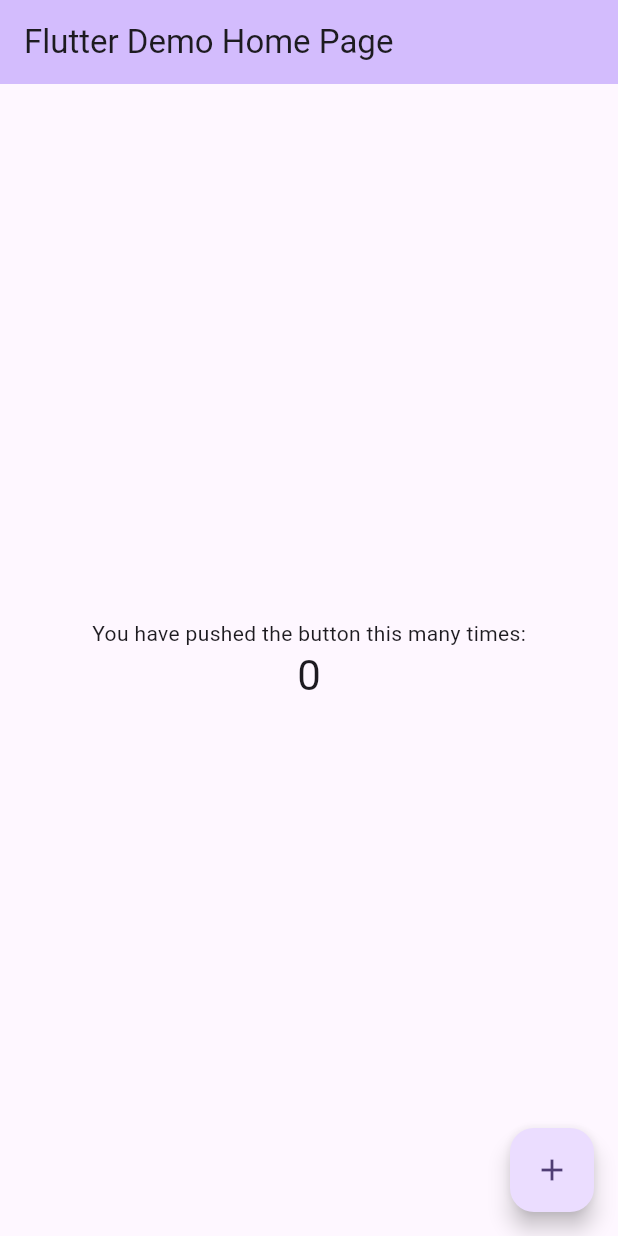
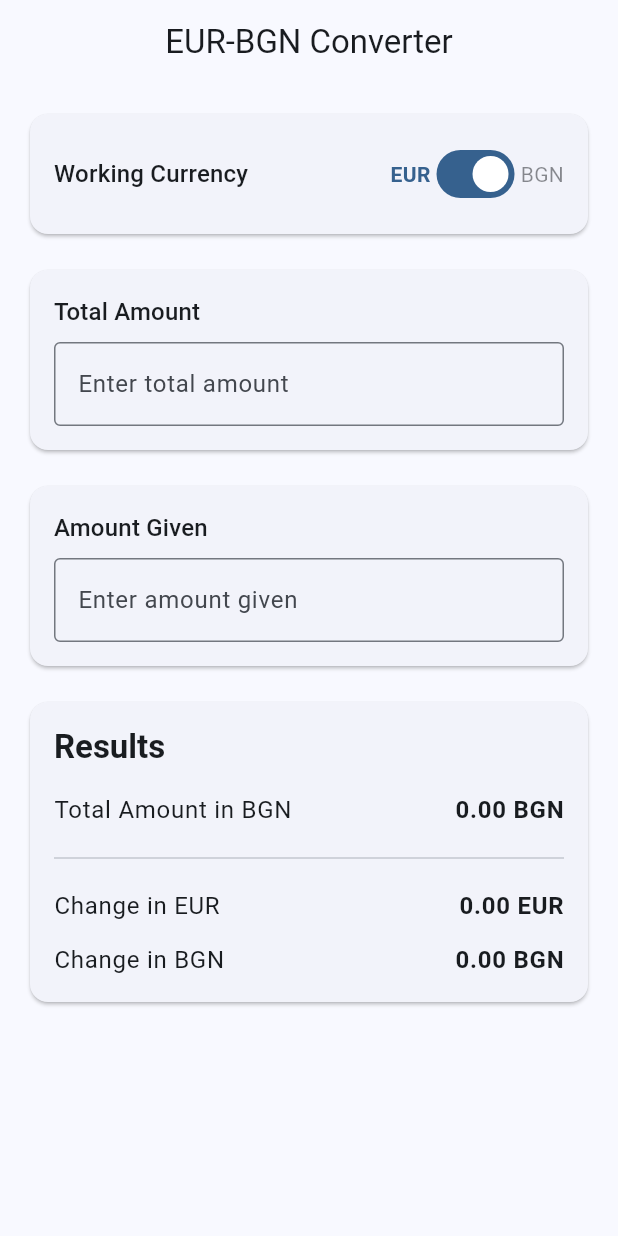
Before and after one commit to bogui/change-calculator, a Flutter app: the screen it shows after launch, on a phone screen of 412 x 824 dp. Run offline on Flutter 3.47's test engine with Material 3 defaults, Android fonts, the light colour scheme and no system bars.

Commit message:
Add ConverterScreen for EUR-BGN currency conversion functionality

```diff
--- /dev/null
+++ b/lib/converter_screen.dart
@@ -0,0 +1,306 @@
+import 'package:flutter/material.dart';
+import 'package:flutter/services.dart';
+
+/// Fixed exchange rate: 1 EUR = 1.95583 BGN (Bulgaria's official transition rate)
+const double _exchangeRate = 1.95583;
+
+class ConverterScreen extends StatefulWidget {
+  const ConverterScreen({super.key});
+
+  @override
+  State<ConverterScreen> createState() => _ConverterScreenState();
+}
+
+class _ConverterScreenState extends State<ConverterScreen> {
+  final TextEditingController _totalAmountController = TextEditingController();
+  final TextEditingController _amountGivenController = TextEditingController();
+
+  /// true = EUR, false = BGN
+  bool _isEurSelected = true;
+
+  @override
+  void initState() {
+    super.initState();
+    _totalAmountController.addListener(_updateCalculations);
+    _amountGivenController.addListener(_updateCalculations);
+  }
+
+  @override
+  void dispose() {
+    _totalAmountController.dispose();
+    _amountGivenController.dispose();
+    super.dispose();
+  }
+
+  void _updateCalculations() {
+    setState(() {});
+  }
+
+  /// Converts EUR to BGN
+  double _convertEurToBgn(double eur) => eur * _exchangeRate;
+
+  /// Converts BGN to EUR
+  double _convertBgnToEur(double bgn) => bgn / _exchangeRate;
+
+  /// Parses a string to double, returns null if invalid
+  double? _parseAmount(String? value) {
+    if (value == null || value.isEmpty) return null;
+    final parsed = double.tryParse(value);
+    return parsed;
+  }
+
+  /// Formats a number to 2 decimal places for currency display
+  String _formatCurrency(double? value) {
+    if (value == null) return '0.00';
+    return value.toStringAsFixed(2);
+  }
+
+  @override
+  Widget build(BuildContext context) {
+    final totalAmount = _parseAmount(_totalAmountController.text);
+    final amountGiven = _parseAmount(_amountGivenController.text);
+
+    // Calculate total amount in other currency
+    double? totalInOtherCurrency;
+    if (totalAmount != null) {
+      if (_isEurSelected) {
+        totalInOtherCurrency = _convertEurToBgn(totalAmount);
+      } else {
+        totalInOtherCurrency = _convertBgnToEur(totalAmount);
+      }
+    }
+
+    // Calculate change
+    double? changeInSelectedCurrency;
+    double? changeInOtherCurrency;
+    if (totalAmount != null && amountGiven != null) {
+      changeInSelectedCurrency = amountGiven - totalAmount;
+      if (_isEurSelected) {
+        changeInOtherCurrency = _convertEurToBgn(changeInSelectedCurrency);
+      } else {
+        changeInOtherCurrency = _convertBgnToEur(changeInSelectedCurrency);
+      }
+    }
+
+    return Scaffold(
+      appBar: AppBar(title: const Text('EUR-BGN Converter'), centerTitle: true),
+      body: SafeArea(
+        child: SingleChildScrollView(
+          padding: const EdgeInsets.all(16.0),
+          child: Column(
+            crossAxisAlignment: CrossAxisAlignment.stretch,
+            children: [
+              // Currency Switch Card
+              Card(
+                child: Padding(
+                  padding: const EdgeInsets.all(16.0),
+                  child: Row(
+                    mainAxisAlignment: MainAxisAlignment.spaceBetween,
+                    children: [
+                      Text(
+                        'Working Currency',
+                        style: Theme.of(context).textTheme.titleMedium,
+                      ),
+                      Row(
+                        children: [
+                          Text(
+                            'EUR',
+                            style: TextStyle(
+                              color: _isEurSelected
+                                  ? Theme.of(context).colorScheme.primary
+                                  : Theme.of(context).colorScheme.onSurface
+                                        .withValues(alpha: 0.5),
+                              fontWeight: _isEurSelected
+                                  ? FontWeight.bold
+                                  : FontWeight.normal,
+                            ),
+                          ),
+                          Switch(
+                            value: _isEurSelected,
+                            onChanged: (value) {
+                              setState(() {
+                                _isEurSelected = value;
+                              });
+                            },
+                          ),
+                          Text(
+                            'BGN',
+                            style: TextStyle(
+                              color: !_isEurSelected
+                                  ? Theme.of(context).colorScheme.primary
+                                  : Theme.of(context).colorScheme.onSurface
+                                        .withValues(alpha: 0.5),
+                              fontWeight: !_isEurSelected
+                                  ? FontWeight.bold
+                                  : FontWeight.normal,
+                            ),
+                          ),
+                        ],
+                      ),
+                    ],
+                  ),
+                ),
+              ),
+              const SizedBox(height: 16.0),
+
+              // Total Amount Input Card
+              Card(
+                child: Padding(
+                  padding: const EdgeInsets.all(16.0),
+                  child: Column(
+                    crossAxisAlignment: CrossAxisAlignment.start,
+                    children: [
+                      Text(
+                        'Total Amount',
+                        style: Theme.of(context).textTheme.titleMedium,
+                      ),
+                      const SizedBox(height: 8.0),
+                      TextField(
+                        controller: _totalAmountController,
+                        keyboardType: const TextInputType.numberWithOptions(
+                          decimal: true,
+                        ),
+                        inputFormatters: [
+                          FilteringTextInputFormatter.allow(
+                            RegExp(r'^\d+\.?\d{0,2}'),
+                          ),
+                        ],
+                        decoration: InputDecoration(
+                          hintText: 'Enter total amount',
+                          suffixText: _isEurSelected ? 'EUR' : 'BGN',
+                          border: const OutlineInputBorder(),
+                        ),
+                      ),
+                    ],
+                  ),
+                ),
+              ),
+              const SizedBox(height: 16.0),
+
+              // Amount Given Input Card
+              Card(
+                child: Padding(
+                  padding: const EdgeInsets.all(16.0),
+                  child: Column(
+                    crossAxisAlignment: CrossAxisAlignment.start,
+                    children: [
+                      Text(
+                        'Amount Given',
+                        style: Theme.of(context).textTheme.titleMedium,
+                      ),
+                      const SizedBox(height: 8.0),
+                      TextField(
+                        controller: _amountGivenController,
+                        keyboardType: const TextInputType.numberWithOptions(
+                          decimal: true,
+                        ),
+                        inputFormatters: [
+                          FilteringTextInputFormatter.allow(
+                            RegExp(r'^\d+\.?\d{0,2}'),
+                          ),
+                        ],
+                        decoration: InputDecoration(
+                          hintText: 'Enter amount given',
+                          suffixText: _isEurSelected ? 'EUR' : 'BGN',
+                          border: const OutlineInputBorder(),
+                        ),
+                      ),
+                    ],
+                  ),
+                ),
+              ),
+              const SizedBox(height: 16.0),
+
+              // Results Card
+              Card(
+                child: Padding(
+                  padding: const EdgeInsets.all(16.0),
+                  child: Column(
+                    crossAxisAlignment: CrossAxisAlignment.start,
+                    children: [
+                      Text(
+                        'Results',
+                        style: Theme.of(context).textTheme.titleLarge?.copyWith(
+                          fontWeight: FontWeight.bold,
+                        ),
+                      ),
+                      const SizedBox(height: 16.0),
+
+                      // Total in other currency
+                      _buildResultRow(
+                        context,
+                        'Total Amount in ${_isEurSelected ? 'BGN' : 'EUR'}',
+                        _formatCurrency(totalInOtherCurrency),
+                        _isEurSelected ? 'BGN' : 'EUR',
+                      ),
+                      const SizedBox(height: 12.0),
+
+                      const Divider(),
+                      const SizedBox(height: 12.0),
+
+                      // Change in selected currency
+                      _buildResultRow(
+                        context,
+                        'Change in ${_isEurSelected ? 'EUR' : 'BGN'}',
+                        _formatCurrency(changeInSelectedCurrency),
+                        _isEurSelected ? 'EUR' : 'BGN',
+                        isChange: true,
+                      ),
+                      const SizedBox(height: 12.0),
+
+                      // Change in other currency
+                      _buildResultRow(
+                        context,
+                        'Change in ${_isEurSelected ? 'BGN' : 'EUR'}',
+                        _formatCurrency(changeInOtherCurrency),
+                        _isEurSelected ? 'BGN' : 'EUR',
+                        isChange: true,
+                      ),
+                    ],
+                  ),
+                ),
+              ),
+            ],
+          ),
+        ),
+      ),
+    );
+  }
+
+  Widget _buildResultRow(
+    BuildContext context,
+    String label,
+    String value,
+    String currency, {
+    bool isChange = false,
+  }) {
+    final double? numericValue = double.tryParse(value);
+    final bool isNegative = numericValue != null && numericValue < 0;
+    final bool isPositive = numericValue != null && numericValue > 0;
+
+    Color? valueColor;
+    if (isChange) {
+      if (isNegative) {
+        valueColor = Theme.of(context).colorScheme.error;
+      } else if (isPositive) {
+        valueColor = Theme.of(context).colorScheme.primary;
+      }
+    }
+
+    return Row(
+      mainAxisAlignment: MainAxisAlignment.spaceBetween,
+      children: [
+        Expanded(
+          child: Text(label, style: Theme.of(context).textTheme.bodyLarge),
+        ),
+        Text(
+          '$value $currency',
+          style: Theme.of(context).textTheme.bodyLarge?.copyWith(
+            fontWeight: FontWeight.bold,
+            color: valueColor,
+          ),
+        ),
+      ],
+    );
+  }
+}
--- a/lib/main.dart
+++ b/lib/main.dart
@@ -1,4 +1,5 @@
 import 'package:flutter/material.dart';
+import 'converter_screen.dart';
 
 void main() {
   runApp(const MyApp());
@@ -7,116 +8,26 @@ void main() {
 class MyApp extends StatelessWidget {
   const MyApp({super.key});
 
-  // This widget is the root of your application.
   @override
   Widget build(BuildContext context) {
     return MaterialApp(
-      title: 'Flutter Demo',
+      title: 'EUR-BGN Converter',
       theme: ThemeData(
-        // This is the theme of your application.
-        //
-        // TRY THIS: Try running your application with "flutter run". You'll see
-        // the application has a purple toolbar. Then, without quitting the app,
-        // try changing the seedColor in the colorScheme below to Colors.green
-        // and then invoke "hot reload" (save your changes or press the "hot
-        // reload" button in a Flutter-supported IDE, or press "r" if you used
-        // the command line to start the app).
-        //
-        // Notice that the counter didn't reset back to zero; the application
-        // state is not lost during the reload. To reset the state, use hot
-        // restart instead.
-        //
-        // This works for code too, not just values: Most code changes can be
-        // tested with just a hot reload.
-        colorScheme: .fromSeed(seedColor: Colors.deepPurple),
+        colorScheme: ColorScheme.fromSeed(
+          seedColor: Colors.blue,
+          brightness: Brightness.light,
+        ),
+        useMaterial3: true,
       ),
-      home: const MyHomePage(title: 'Flutter Demo Home Page'),
+      darkTheme: ThemeData(
+        colorScheme: ColorScheme.fromSeed(
+          seedColor: Colors.blue,
+          brightness: Brightness.dark,
+        ),
+        useMaterial3: true,
+      ),
+      themeMode: ThemeMode.system,
+      home: const ConverterScreen(),
     );
   }
 }
-
-class MyHomePage extends StatefulWidget {
-  const MyHomePage({super.key, required this.title});
-
-  // This widget is the home page of your application. It is stateful, meaning
-  // that it has a State object (defined below) that contains fields that affect
-  // how it looks.
-
-  // This class is the configuration for the state. It holds the values (in this
-  // case the title) provided by the parent (in this case the App widget) and
-  // used by the build method of the State. Fields in a Widget subclass are
-  // always marked "final".
-
-  final String title;
-
-  @override
-  State<MyHomePage> createState() => _MyHomePageState();
-}
-
-class _MyHomePageState extends State<MyHomePage> {
-  int _counter = 0;
-
-  void _incrementCounter() {
-    setState(() {
-      // This call to setState tells the Flutter framework that something has
-      // changed in this State, which causes it to rerun the build method below
-      // so that the display can reflect the updated values. If we changed
-      // _counter without calling setState(), then the build method would not be
-      // called again, and so nothing would appear to happen.
-      _counter++;
-    });
-  }
-
-  @override
-  Widget build(BuildContext context) {
-    // This method is rerun every time setState is called, for instance as done
-    // by the _incrementCounter method above.
-    //
-    // The Flutter framework has been optimized to make rerunning build methods
-    // fast, so that you can just rebuild anything that needs updating rather
-    // than having to individually change instances of widgets.
-    return Scaffold(
-      appBar: AppBar(
-        // TRY THIS: Try changing the color here to a specific color (to
-        // Colors.amber, perhaps?) and trigger a hot reload to see the AppBar
-        // change color while the other colors stay the same.
-        backgroundColor: Theme.of(context).colorScheme.inversePrimary,
-        // Here we take the value from the MyHomePage object that was created by
-        // the App.build method, and use it to set our appbar title.
-        title: Text(widget.title),
-      ),
-      body: Center(
-        // Center is a layout widget. It takes a single child and positions it
-        // in the middle of the parent.
-        child: Column(
-          // Column is also a layout widget. It takes a list of children and
-          // arranges them vertically. By default, it sizes itself to fit its
-          // children horizontally, and tries to be as tall as its parent.
-          //
-          // Column has various properties to control how it sizes itself and
-          // how it positions its children. Here we use mainAxisAlignment to
-          // center the children vertically; the main axis here is the vertical
-          // axis because Columns are vertical (the cross axis would be
-          // horizontal).
-          //
-          // TRY THIS: Invoke "debug painting" (choose the "Toggle Debug Paint"
-          // action in the IDE, or press "p" in the console), to see the
-          // wireframe for each widget.
-          mainAxisAlignment: .center,
-          children: [
-            const Text('You have pushed the button this many times:'),
-            Text(
-              '$_counter',
-              style: Theme.of(context).textTheme.headlineMedium,
-            ),
-          ],
-        ),
-      ),
-      floatingActionButton: FloatingActionButton(
-        onPressed: _incrementCounter,
-        tooltip: 'Increment',
-        child: const Icon(Icons.add),
-      ),
-    );
-  }
-}
```
